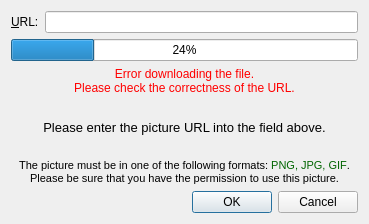
First picture: the form in plugins/patientbaseplugin/urlphotodialog.ui, repository FreeHealth/freehealth, before the edit.
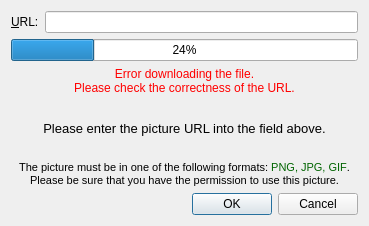
Second picture: the form after the edit.

The edit to the form file:
```diff
--- a/plugins/patientbaseplugin/urlphotodialog.ui
+++ b/plugins/patientbaseplugin/urlphotodialog.ui
@@ -7,7 +7,7 @@
     <x>0</x>
     <y>0</y>
     <width>369</width>
-    <height>224</height>
+    <height>226</height>
    </rect>
   </property>
   <property name="windowTitle">
```
Left out of the diff: 8 changed lines with no effect on the pictures.
